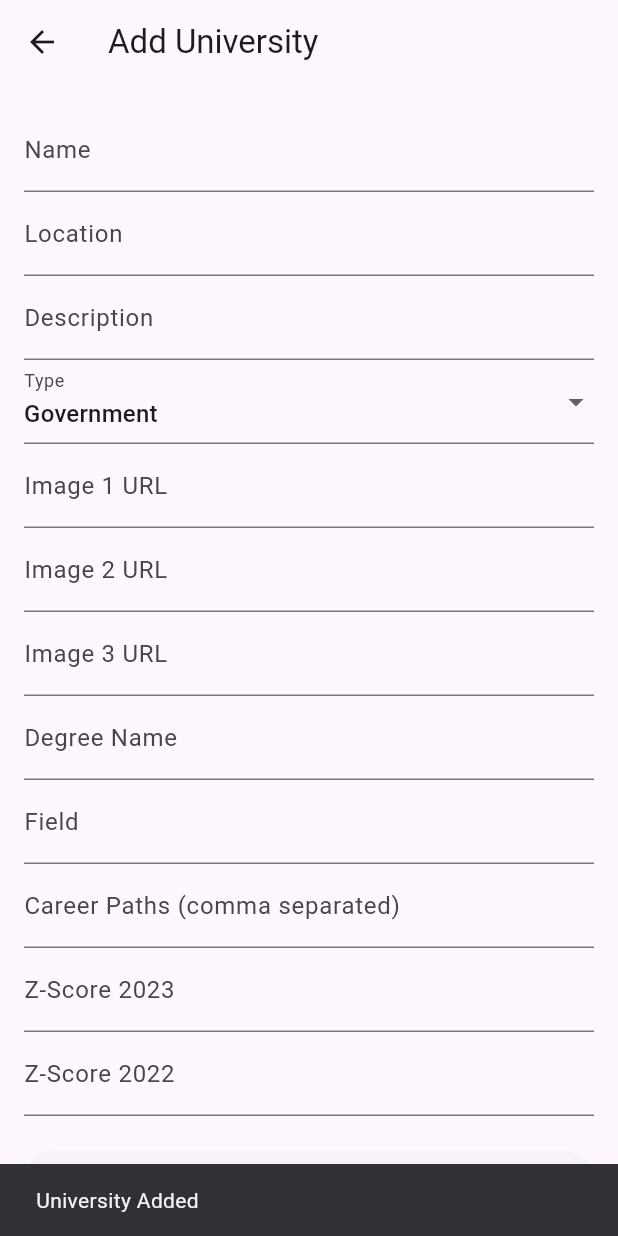
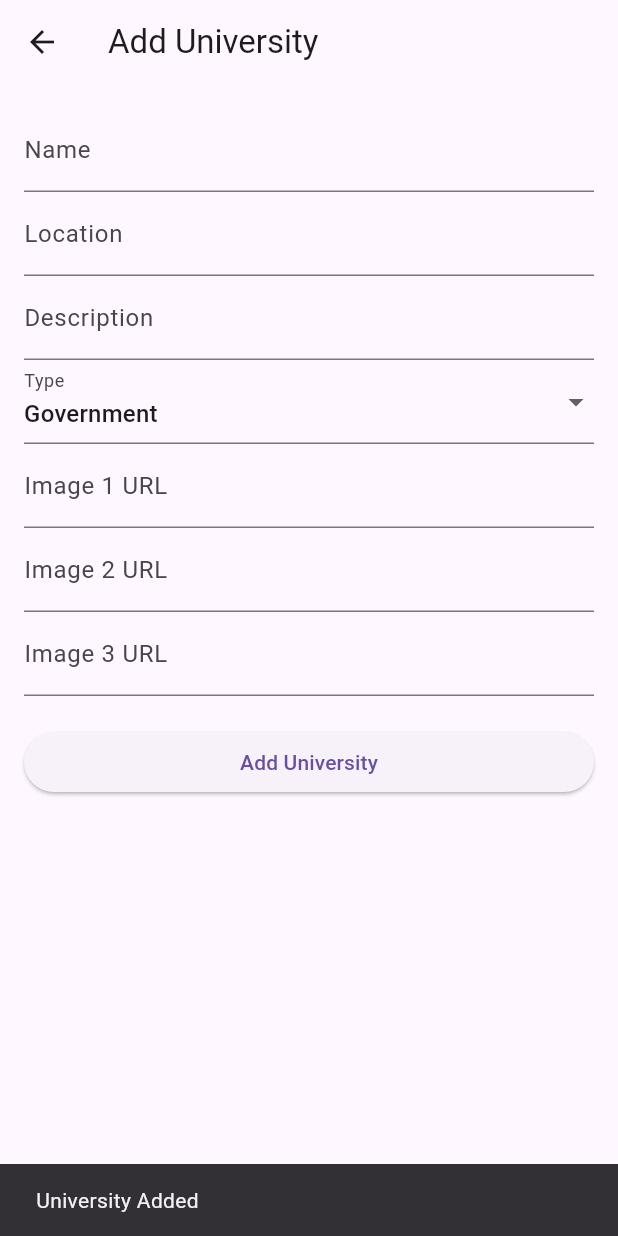
Before and after one commit to dasun2000/uniselector, a Flutter app: the AddUniversityScreen screen opened directly, after a tap on "Add University", on a phone screen of 412 x 824 dp. Run offline on Flutter 3.47's test engine with Material 3 defaults, Android fonts, the phone set to English and light mode, and no system bars; our stand-ins replace cloud_firestore; accounts and stored records are empty.

Commit message:
create, and update
create add career screen , add degree screen. update add university screen and admin panel screen

```diff
--- a/uni_selector_app/uni_selector/lib/screens/add_university_screen.dart
+++ b/uni_selector_app/uni_selector/lib/screens/add_university_screen.dart
@@ -16,40 +16,30 @@ class _AddUniversityScreenState extends State<AddUniversityScreen> {
   final _image1Controller = TextEditingController();
   final _image2Controller = TextEditingController();
   final _image3Controller = TextEditingController();
-  final _degreeController = TextEditingController();
-  final _fieldController = TextEditingController();
-  final _careerPathsController = TextEditingController();
-  final _zscore2023Controller = TextEditingController();
-  final _zscore2022Controller = TextEditingController();
+
 
   String _type = 'Government';
 
   void _submit() async {
+    final name = _nameController.text.trim();
+
     final data = {
-      'name': _nameController.text,
-      'location': _locationController.text,
-      'description': _descriptionController.text,
+      'name': name,
+      'searchName': name.toLowerCase(), // ✅ Added for case-insensitive search
+      'location': _locationController.text.trim(),
+      'description': _descriptionController.text.trim(),
       'type': _type,
       'imageUrls': [
-        _image1Controller.text,
-        _image2Controller.text,
-        _image3Controller.text,
-      ],
-      'degrees': [
-        {
-          'name': _degreeController.text,
-          'field': _fieldController.text,
-          'careerPaths': _careerPathsController.text.split(','),
-          'zScores': {
-            '2023': double.tryParse(_zscore2023Controller.text),
-            '2022': double.tryParse(_zscore2022Controller.text),
-          }
-        }
+        _image1Controller.text.trim(),
+        _image2Controller.text.trim(),
+        _image3Controller.text.trim(),
       ]
     };
 
     await FirebaseFirestore.instance.collection('universities').add(data);
-    ScaffoldMessenger.of(context).showSnackBar(const SnackBar(content: Text('University Added')));
+    ScaffoldMessenger.of(context).showSnackBar(
+      const SnackBar(content: Text('University Added')),
+    );
     _formKey.currentState?.reset();
   }
 
@@ -78,11 +68,7 @@ class _AddUniversityScreenState extends State<AddUniversityScreen> {
               TextFormField(controller: _image1Controller, decoration: const InputDecoration(labelText: 'Image 1 URL')),
               TextFormField(controller: _image2Controller, decoration: const InputDecoration(labelText: 'Image 2 URL')),
               TextFormField(controller: _image3Controller, decoration: const InputDecoration(labelText: 'Image 3 URL')),
-              TextFormField(controller: _degreeController, decoration: const InputDecoration(labelText: 'Degree Name')),
-              TextFormField(controller: _fieldController, decoration: const InputDecoration(labelText: 'Field')),
-              TextFormField(controller: _careerPathsController, decoration: const InputDecoration(labelText: 'Career Paths (comma separated)')),
-              TextFormField(controller: _zscore2023Controller, decoration: const InputDecoration(labelText: 'Z-Score 2023')),
-              TextFormField(controller: _zscore2022Controller, decoration: const InputDecoration(labelText: 'Z-Score 2022')),
+
               const SizedBox(height: 20),
               ElevatedButton(onPressed: _submit, child: const Text('Add University')),
             ],
```
Also changed, not shown: uni_selector_app/uni_selector/lib/screens/add_career_screen.dart (added, +95 -0 lines), uni_selector_app/uni_selector/lib/screens/add_degree_screen.dart (added, +125 -0 lines), uni_selector_app/uni_selector/lib/screens/admin_panel_screen.dart (+27 -2 lines).
